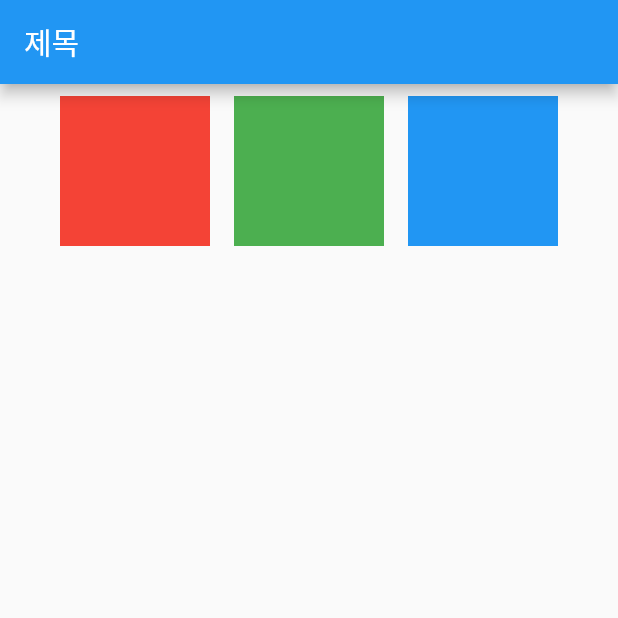
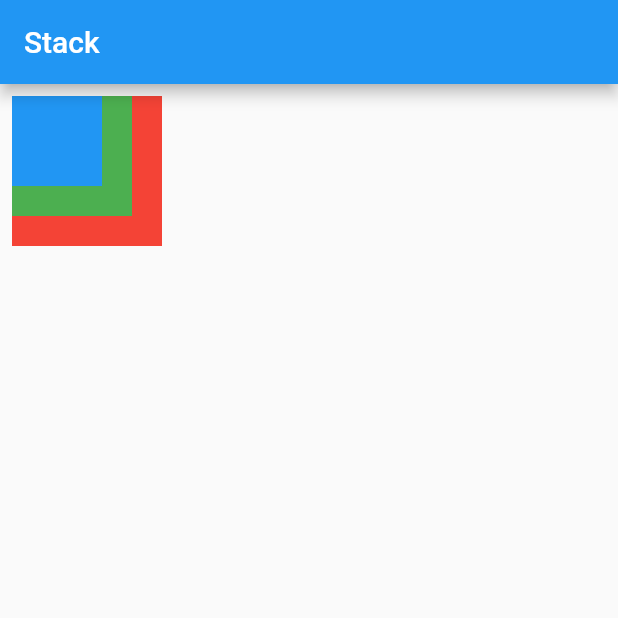
Before and after one commit to chihyeonWON/Flutter-Widget, a Flutter app: the screen it shows after launch, on a phone screen of 412 x 824 dp, the top half of it. Run offline on Flutter 3.47's test engine with Material 2 defaults, Android fonts, the phone set to English and light mode, and no system bars.

Commit message:
Stack 실습

```diff
--- a/lib/main.dart
+++ b/lib/main.dart
@@ -22,12 +22,9 @@ class MyHomePage extends StatelessWidget {
   Widget build(BuildContext context) {
     return Scaffold(
       appBar: AppBar(
-        title: Text('제목'),
+        title: Text('Stack'),
       ),
-      body: Row(
-        mainAxisSize: MainAxisSize.max, // 가로로 꽉 채우기
-        mainAxisAlignment: MainAxisAlignment.center, // 가로 방향으로 가운데 정렬
-        crossAxisAlignment: CrossAxisAlignment.center, // 세로 방향으로 가운데 정렬
+      body: Stack (
         children: <Widget>[
           Container(
             color: Colors.red,
@@ -38,15 +35,15 @@ class MyHomePage extends StatelessWidget {
           ),
           Container(
             color: Colors.green,
-            width: 100,
-            height: 100,
+            width: 80,
+            height: 80,
             padding: const EdgeInsets.all(8.0),
             margin: const EdgeInsets.all(8.0),
           ),
           Container(
             color: Colors.blue,
-            width: 100,
-            height: 100,
+            width: 60,
+            height: 60,
             padding: const EdgeInsets.all(8.0),
             margin: const EdgeInsets.all(8.0),
           ),
```
